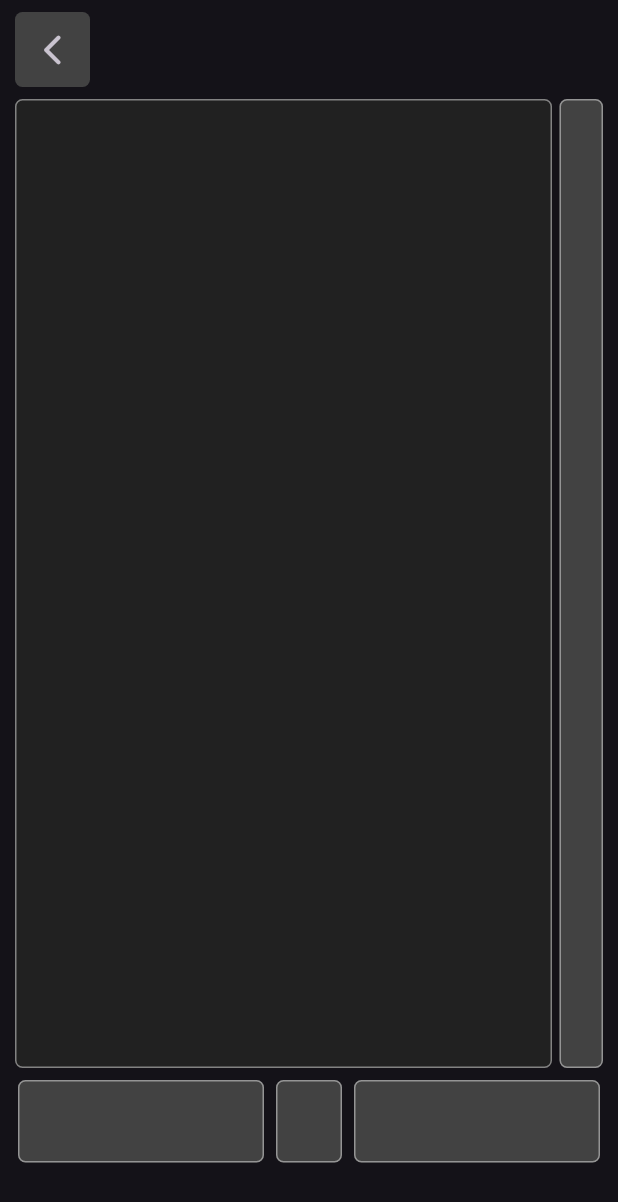
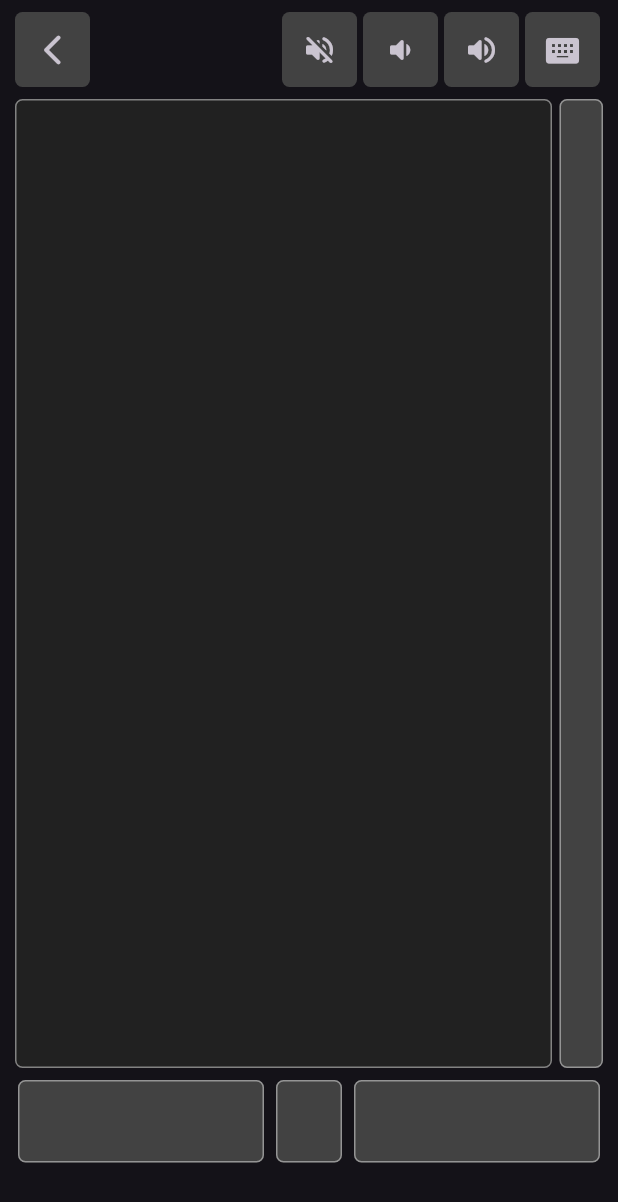
Before and after one commit to TBG101/Remote-Desktop-Shutdown, a Flutter app: the screen it shows after launch, after a tap on the "mouse" icon, on a phone screen of 412 x 824 dp. Shown: the top 1202 px of the screen. Run offline on Flutter 3.47's test engine with Material 3 defaults, Android fonts, the light colour scheme and no system bars; our stand-ins replace carousel_slider.

Commit message:
added  volume controls

```diff
--- a/lib/model/sendpacket.dart
+++ b/lib/model/sendpacket.dart
@@ -24,8 +24,7 @@ class SendPacket {
     }
   }
 
-  Future<void> sendPacket(String message, String adress, int port
-      ) async {
+  Future<void> sendPacket(String message, String adress, int port) async {
     final InternetAddress destinationAddress = InternetAddress(adress);
 
     List<int> messageBytes = utf8.encode(message);
@@ -48,7 +47,4 @@ class SendPacket {
   void closeCmdReceiver() {
     cmdStream?.cancel();
   }
-
-
-
 }
--- a/lib/mouse_screen.dart
+++ b/lib/mouse_screen.dart
@@ -1,5 +1,4 @@
 import 'package:flutter/material.dart';
-import 'package:flutter/widgets.dart';
 import 'package:remote_shutdown_desktop/const_values.dart';
 import 'package:remote_shutdown_desktop/model/sendpacket.dart';
 import 'package:remote_shutdown_desktop/widgets/mouse_buttons.dart';
@@ -69,6 +68,21 @@ class _MouseScreenState extends State<MouseScreen> {
     sendPacket.sendPacket("mouse $hostname scroll $delta", ip, port);
   }
 
+  void onMute(String hostname) {
+    if (hostname.isEmpty || hostname == "Broadcast") hostname = "all";
+    sendPacket.sendPacket("sound mute", ip, port);
+  }
+
+  void onVolumeDown(String hostname) {
+    if (hostname.isEmpty || hostname == "Broadcast") hostname = "all";
+    sendPacket.sendPacket("sound volume down", ip, port);
+  }
+
+  void onVolumeUp(String hostname) {
+    if (hostname.isEmpty || hostname == "Broadcast") hostname = "all";
+    sendPacket.sendPacket("sound volume up", ip, port);
+  }
+
   Duration? lastMove;
   DateTime lastTap = DateTime.now();
   bool isDragging = false;
@@ -84,31 +98,22 @@ class _MouseScreenState extends State<MouseScreen> {
           body: Column(
             children: [
               Padding(
-                padding: const EdgeInsets.only(bottom: 0, top: 8, left: 10),
+                padding: const EdgeInsets.only(
+                    bottom: 0, top: 8, left: 10, right: 8),
                 child: Row(
                   mainAxisAlignment: MainAxisAlignment.start,
                   crossAxisAlignment: CrossAxisAlignment.start,
                   children: [
-                    SizedBox(
-                      height: 50,
-                      width: 50,
-                      child: IconButton(
-                        style: ButtonStyle(
-                            backgroundColor:
-                                MaterialStateProperty.all(Colors.grey[800]),
-                            shape: MaterialStateProperty.all<
-                                RoundedRectangleBorder>(
-                              RoundedRectangleBorder(
-
-                                borderRadius: BorderRadius.circular(5.0),
-                              ),
-                            )),
-                        onPressed: () {
-                          Navigator.pop(context);
-                        },
-                        icon: const Icon(Icons.arrow_back_ios_new_rounded),
-                      ),
-                    ),
+                    _buildSmallButton(() => Navigator.pop(context),
+                        Icons.arrow_back_ios_new_rounded),
+                    const Spacer(),
+                    _buildSmallButton(() => onMute(widget.hostName),
+                        Icons.volume_off_rounded),
+                    _buildSmallButton(() => onVolumeDown(widget.hostName),
+                        Icons.volume_down_rounded),
+                    _buildSmallButton(() => onVolumeUp(widget.hostName),
+                        Icons.volume_up_rounded),
+                    _buildSmallButton(() => {}, Icons.keyboard_alt_rounded),
                   ],
                 ),
               ),
@@ -240,4 +245,25 @@ class _MouseScreenState extends State<MouseScreen> {
       ),
     );
   }
+
+  Widget _buildSmallButton(void Function() onPressed, IconData icon) {
+    return Padding(
+      padding: const EdgeInsets.only(right: 4),
+      child: SizedBox(
+        height: 50,
+        width: 50,
+        child: IconButton(
+          style: ButtonStyle(
+              backgroundColor: WidgetStateProperty.all(Colors.grey[800]),
+              shape: WidgetStateProperty.all<RoundedRectangleBorder>(
+                RoundedRectangleBorder(
+                  borderRadius: BorderRadius.circular(5.0),
+                ),
+              )),
+          onPressed: onPressed,
+          icon: Icon(icon),
+        ),
+      ),
+    );
+  }
 }
```
